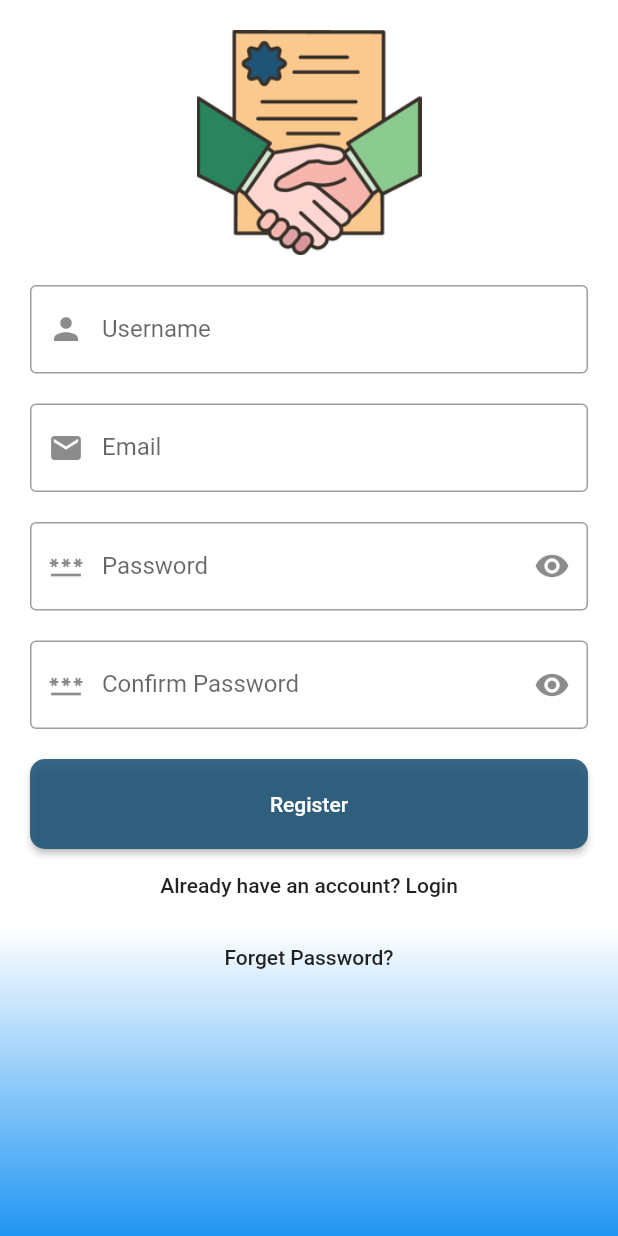
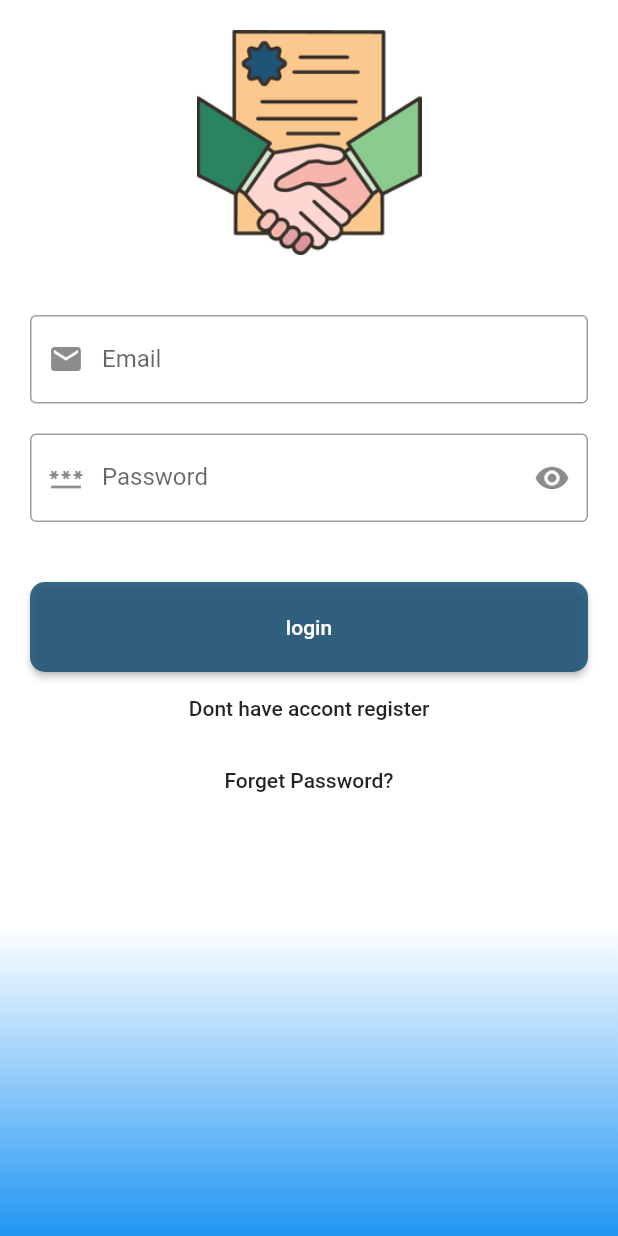
Before and after one commit to DeepeshKalura/pdf_listner, a Flutter app: the screen it shows after launch, on a phone screen of 412 x 824 dp. Run offline on Flutter 3.47's test engine with Material 2 defaults, Android fonts, the phone set to English and light mode, and no system bars.

Commit message:
authentication page state management (provider)

```diff
--- a/lib/main.dart
+++ b/lib/main.dart
@@ -1,6 +1,6 @@
 import 'package:flutter/material.dart';
 import 'package:pdf_listner/screens/authentication_screen.dart';
-import 'package:pdf_listner/screens/home_screen.dart';
+
 
 void main() {
   runApp(const MyApp());
--- /dev/null
+++ b/lib/provider/auth_provider.dart
@@ -0,0 +1,16 @@
+import 'package:flutter/material.dart';
+
+class AuthProvider extends ChangeNotifier {
+  bool _isLogin = true;
+  bool get isLogin => _isLogin;
+  setIsLogin() {
+    _isLogin = !_isLogin;
+    notifyListeners();
+  }
+  bool _obscureText = true;
+  bool get obscureText => _obscureText;
+  setObscureText() {
+    _obscureText = !_obscureText;
+    notifyListeners();
+  }
+}
--- a/lib/screens/authentication_screen.dart
+++ b/lib/screens/authentication_screen.dart
@@ -1,8 +1,10 @@
 import 'package:flutter/material.dart';
 import 'package:pdf_listner/helper/sized_box_helper.dart';
+import 'package:pdf_listner/provider/auth_provider.dart';
 import 'package:pdf_listner/widgets/custom_button.dart';
 import 'package:pdf_listner/widgets/custom_text_field.dart';
 import 'package:pdf_listner/widgets/screen_background.dart';
+import 'package:provider/provider.dart';
 
 class AuthenticationScreen extends StatefulWidget {
   static String routeName = "/authenticationScreen";
@@ -24,6 +26,9 @@ class _AuthenticationScreenState extends State<AuthenticationScreen> {
   GlobalKey<FormState> _key = GlobalKey();
   @override
   Widget build(BuildContext context) {
+    return ChangeNotifierProvider(
+      create: (context) => AuthProvider(),
+      child: Consumer<AuthProvider>(builder: (context, provider, _) {
         return Scaffold(
           body: ScreenBackground(
             child: Padding(
@@ -36,6 +41,7 @@ class _AuthenticationScreenState extends State<AuthenticationScreen> {
                     height: 150,
                   ),
                   SizedBoxHelper.sizedBox20,
+                  if (!provider.isLogin)
                     CustomTextField(
                         validator: (String? value) {
                           if (value!.isEmpty) {
@@ -72,13 +78,23 @@ class _AuthenticationScreenState extends State<AuthenticationScreen> {
                         return null;
                       }
                     },
+                    obscureText: provider.obscureText,
                     controller: passwordController,
                     hintText: "Enter Your Password",
                     labelText: "Password",
                     prefixIconData: Icons.password,
-                suffixIcon: const Icon(Icons.remove_red_eye),
+                    suffixIcon: IconButton(
+                        onPressed: () {
+                          provider.setObscureText();
+                        },
+                        icon: Icon(
+                          provider.obscureText
+                              ? Icons.remove_red_eye
+                              : Icons.visibility_off,
+                        )),
                   ),
                   SizedBoxHelper.sizedBox20,
+                  if (!provider.isLogin)
                     CustomTextField(
                       validator: (String? value) {
                         if (value!.isEmpty) {
@@ -89,11 +105,16 @@ class _AuthenticationScreenState extends State<AuthenticationScreen> {
                           return null;
                         }
                       },
+                      obscureText: provider.obscureText,
                       controller: confirmPasswordController,
                       hintText: "Enter the password again",
                       labelText: "Confirm Password",
                       prefixIconData: Icons.password,
-                suffixIcon: const Icon(Icons.remove_red_eye),
+                      suffixIcon: Icon(
+                        provider.obscureText
+                            ? Icons.remove_red_eye
+                            : Icons.visibility_off,
+                      ),
                     ),
                   SizedBoxHelper.sizedBox20,
                   CustomButton(
@@ -102,11 +123,15 @@ class _AuthenticationScreenState extends State<AuthenticationScreen> {
                         print("all things are OK");
                       }
                     },
-                title: "Register",
+                    title: provider.isLogin ? "login" : "Register",
                   ),
                   MaterialButton(
-                onPressed: () {},
-                child: Text("Already have an account? Login"),
+                    onPressed: () {
+                      provider.setIsLogin();
+                    },
+                    child: Text(provider.isLogin
+                        ? "Dont have accont register"
+                        : "Already have an account? Login"),
                   ),
                   MaterialButton(
                     onPressed: () {},
@@ -117,5 +142,7 @@ class _AuthenticationScreenState extends State<AuthenticationScreen> {
             ),
           ),
         );
+      }),
+    );
   }
 }
--- a/lib/widgets/custom_text_field.dart
+++ b/lib/widgets/custom_text_field.dart
@@ -5,21 +5,30 @@ class CustomTextField extends StatelessWidget {
   final String hintText;
   final String labelText;
   final IconData prefixIconData;
-  final Widget ?suffixIcon;
-  final  String? Function(String?) validator;
+  final Widget? suffixIcon;
+  final bool obscureText;
+  final String? Function(String?) validator;
   const CustomTextField(
       {super.key,
       required this.controller,
       required this.hintText,
-      required this.labelText,required this.prefixIconData,this.suffixIcon,required this.validator});
+      required this.labelText,
+      required this.prefixIconData,
+      this.obscureText = false,
+      this.suffixIcon,
+      required this.validator});
 
   @override
   Widget build(BuildContext context) {
     return TextFormField(
+      obscureText: obscureText,
       validator: validator,
       controller: controller,
       decoration: InputDecoration(
-          hintText: hintText, labelText: labelText, prefixIcon: Icon(prefixIconData),suffixIcon: suffixIcon),
+          hintText: hintText,
+          labelText: labelText,
+          prefixIcon: Icon(prefixIconData),
+          suffixIcon: suffixIcon),
     );
   }
 }
--- a/pubspec.yaml
+++ b/pubspec.yaml
@@ -35,6 +35,7 @@ dependencies:
   # The following adds the Cupertino Icons font to your application.
   # Use with the CupertinoIcons class for iOS style icons.
   cupertino_icons: ^1.0.2
+  provider: ^6.0.5
 
 dev_dependencies:
   flutter_test:
```
Also changed, not shown: pubspec.lock. Lines whose indentation alone changed are shown as unchanged.
